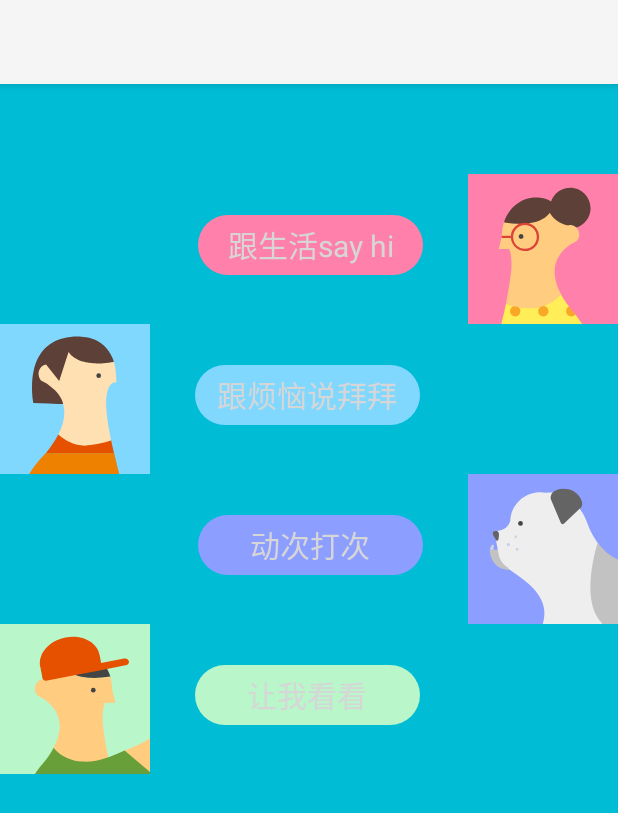
After one commit to huangxiaominhh/Androidhomework, an Android app: the FourthActivity screen opened directly, with no data from a screen before it, on a phone screen of 412 x 824 dp. The commit adds this screen. Shown: the top 813 px of the screen. Run offline under Robolectric (Android 15) with nearby library versions, the phone set to English and light mode, and no system bars.

Commit message:
Fourthactivity.xml

```diff
--- a/app/src/main/AndroidManifest.xml
+++ b/app/src/main/AndroidManifest.xml
@@ -33,6 +33,10 @@
             android:name=".ThirdActivity"
             android:exported="true" >
         </activity>
+        <activity
+            android:name=".FourthActivity"
+            android:exported="true" >
+        </activity>
     </application>
 
 </manifest>
--- /dev/null
+++ b/app/src/main/java/com/example/androidhomework/FourthActivity.java
@@ -0,0 +1,14 @@
+package com.example.androidhomework;
+
+import android.os.Bundle;
+
+import androidx.annotation.Nullable;
+import androidx.appcompat.app.AppCompatActivity;
+
+public class FourthActivity extends AppCompatActivity {
+    @Override
+    protected void onCreate(@Nullable Bundle savedInstanceState) {
+        super.onCreate(savedInstanceState);
+        setContentView(R.layout.activity_fourth);
+    }
+}
--- a/app/src/main/java/com/example/androidhomework/SecondActivity.java
+++ b/app/src/main/java/com/example/androidhomework/SecondActivity.java
@@ -4,14 +4,18 @@ import android.app.DatePickerDialog;
 import android.content.Intent;
 import android.icu.util.Calendar;
 import android.os.Bundle;
+import android.text.TextUtils;
+import android.util.Log;
 import android.view.Gravity;
 import android.view.MotionEvent;
 import android.view.View;
 import android.widget.Button;
+import android.widget.CompoundButton;
 import android.widget.DatePicker;
 import android.widget.EditText;
 import android.widget.ImageView;
 import android.widget.LinearLayout;
+import android.widget.RadioButton;
 import android.widget.RadioGroup;
 import android.widget.TextView;
 import android.widget.Toast;
@@ -21,23 +25,73 @@ import androidx.appcompat.app.AppCompatActivity;
 
 public class SecondActivity extends AppCompatActivity {
 
-    private EditText et;
+    private EditText et,et_name,et_pwd;
     private RadioGroup rg_sex;
     private Button btn_submit,btn_login;
+    private String name,pwd,sex;
+
 
     @Override
     protected void onCreate(@Nullable Bundle savedInstanceState) {
         super.onCreate(savedInstanceState);
         setContentView(R.layout.activity_second);
+
+
+
         btn_login = findViewById(R.id.login);//登录按钮
         et = (EditText) findViewById(R.id.birthday);//出生日期
+        et_name = findViewById(R.id.et_name);
+        et_pwd = findViewById(R.id.et_pwd);
+        rg_sex = findViewById(R.id.rg);//性别单选框
+        btn_submit = findViewById(R.id.submit);//提交按钮
+
+//        rg_sex.setOnCheckedChangeListener(new RadioGroup.OnCheckedChangeListener() {
+//            @Override
+//            public void onCheckedChanged(RadioGroup radioGroup, int i) {
+//                switch (i) {
+//                    case R.id.boy:
+//                        sex = "男";
+//                        break;
+//                    case R.id.girl:
+//                        sex = "女";
+//                        break;
+//                }
+//
+//            }
+//        });
+//        btn_login.setOnClickListener(new View.OnClickListener() {
+//        @Override
+//        public void onClick (View view){
+//            switch (view.getId()){
+//                case R.id.submit:
+//                    getData();
+//                    if (TextUtils.isEmpty(name)) {
+//                        Toast.makeText(this, "请输入您的昵称", Toast.LENGTH_SHORT).show();
+//                    } else if (TextUtils.isEmpty(pwd)) {
+//                        Toast.makeText(this, "请输入您的密码", Toast.LENGTH_SHORT).show();
+//                    } else if (TextUtils.isEmpty(sex)) {
+//                        Toast.makeText(this, "请输入您的性别", Toast.LENGTH_SHORT).show();
+//                    }else {
+//                        Toast.makeText(this, "注册成功", Toast.LENGTH_SHORT).show();
+//                        Log.i("regsiter", "注册用户信息:" + "昵称: " + name + ",密码：" + pwd + ",性别：" + sex );
+//
+//                    }
+//                    break;
+//            }
+//        }
+//            private void getData() {
+//                name=et_name.getText().toString().trim();
+//                pwd=et_pwd.getText().toString();
+//            }
+//
+//        });
         //点击登录按钮跳转到登陆界面ThirdActivity
         btn_login.setOnClickListener(new View.OnClickListener() {
 
             @Override
             public void onClick(View view) {
                 Intent intent = new Intent(SecondActivity.this,ThirdActivity.class);
-                startActivity(intent);//隐式Intent
+                startActivity(intent);//显式Intent
                 //创建一条居中带图片的toast并显示
                 Toast toast=Toast.makeText(SecondActivity.this,"登录页面",Toast.LENGTH_SHORT);
                 toast.setGravity(Gravity.CENTER,2,2);//让toast居中，左右偏移量为0
@@ -68,7 +122,10 @@ public class SecondActivity extends AppCompatActivity {
             }
         });
             }
-        protected void showDatePickDlg(){
+
+
+
+    protected void showDatePickDlg(){
             Calendar calendar = Calendar.getInstance();
             DatePickerDialog datePickerDialog =new DatePickerDialog(SecondActivity.this, new DatePickerDialog.OnDateSetListener() {
                 @Override
@@ -84,4 +141,5 @@ public class SecondActivity extends AppCompatActivity {
 
     }
 
+
 }
--- a/app/src/main/java/com/example/androidhomework/ThirdActivity.java
+++ b/app/src/main/java/com/example/androidhomework/ThirdActivity.java
@@ -1,15 +1,34 @@
 package com.example.androidhomework;
 
+import android.content.Intent;
 import android.os.Bundle;
+import android.view.View;
+import android.widget.Button;
+import android.widget.EditText;
 
 import androidx.annotation.Nullable;
 import androidx.appcompat.app.AppCompatActivity;
 
 public class ThirdActivity extends AppCompatActivity {
+    //定义对象
+    Button btn_3;
+    EditText ed;
     @Override
     protected void onCreate (@Nullable Bundle savedInstanceState) {
 
         super.onCreate(savedInstanceState);
         setContentView(R.layout.activity_third);
+        ed=findViewById(R.id.et_name);
+        btn_3=findViewById(R.id.btn_3);
+        btn_3.setOnClickListener(new View.OnClickListener() {
+            @Override
+            public void onClick(View view) {
+                //页面跳转逻辑
+                Intent intent = new Intent(ThirdActivity.this,FourthActivity.class);
+                intent.putExtra("hh",ed.getText().toString());//键值
+                startActivity(intent);
+            }
+
+        });
     }
 }
--- /dev/null
+++ b/app/src/main/res/drawable/textstyle1.xml
@@ -0,0 +1,6 @@
+<?xml version="1.0" encoding="utf-8"?>
+<shape xmlns:android="http://schemas.android.com/apk/res/android">
+<solid android:color="#ff80ab"/>
+<!--    <stroke android:color="#ff80ab" android:width="0dp"/>-->
+    <corners android:radius="1000dp"/>
+</shape>
--- /dev/null
+++ b/app/src/main/res/drawable/textstyle2.xml
@@ -0,0 +1,5 @@
+<?xml version="1.0" encoding="utf-8"?>
+<shape xmlns:android="http://schemas.android.com/apk/res/android">
+    <solid android:color="#80d8ff"/>
+    <corners android:radius="1000dp"/>
+</shape>
--- /dev/null
+++ b/app/src/main/res/drawable/textstyle3.xml
@@ -0,0 +1,5 @@
+<?xml version="1.0" encoding="utf-8"?>
+<shape xmlns:android="http://schemas.android.com/apk/res/android">
+    <solid android:color="#8c9eff"/>
+    <corners android:radius="1000dp"/>
+</shape>
--- /dev/null
+++ b/app/src/main/res/drawable/textstyle4.xml
@@ -0,0 +1,5 @@
+<?xml version="1.0" encoding="utf-8"?>
+<shape xmlns:android="http://schemas.android.com/apk/res/android">
+    <solid android:color="#b9f6ca"/>
+    <corners android:radius="1000dp"/>
+</shape>
--- /dev/null
+++ b/app/src/main/res/layout/activity_fourth.xml
@@ -0,0 +1,113 @@
+<?xml version="1.0" encoding="utf-8"?>
+<GridLayout xmlns:android="http://schemas.android.com/apk/res/android"
+    android:layout_width="match_parent"
+    android:layout_height="match_parent"
+    android:columnCount="6"
+    android:paddingTop="60dp"
+
+    android:background="#FF00BCD4">
+    //第一
+    <TextView
+        android:layout_width="150dp"
+        android:layout_height="40dp"
+        android:id="@+id/text_01"
+        android:gravity="center"
+       android:text="跟生活say hi"
+        android:layout_column="1"
+        android:layout_row="0"
+        android:layout_columnSpan="4"
+        android:layout_gravity="end"
+        android:textColor="@color/white"
+        android:layout_marginRight="30dp"
+        android:layout_marginBottom="10dp"
+        android:textSize="20dp"
+        android:background="@drawable/textstyle1"
+
+
+        />
+    <Button
+        android:id="@+id/btn_4"
+        android:layout_column="5"
+        android:layout_row="0"
+        android:layout_width="100dp"
+        android:layout_height="100dp"
+        android:background="@drawable/avatar_15"
+
+        />
+//第二
+
+    <TextView
+        android:id="@+id/text_02"
+        android:layout_width="150dp"
+        android:layout_height="40dp"
+        android:layout_row="1"
+        android:layout_column="1"
+        android:textColor="@color/black"
+        android:background="@drawable/textstyle2"
+        android:gravity="center"
+        android:textSize="20dp"
+        android:layout_marginLeft="30dp"
+
+        android:text="跟烦恼说拜拜" />
+
+    <Button
+        android:id="@+id/btn_5"
+        android:layout_column="0"
+        android:layout_row="1"
+        android:layout_width="100dp"
+        android:layout_height="100dp"
+        android:background="@drawable/avatar_3"
+
+        />
+    //第三
+
+    <TextView
+        android:id="@+id/text_03"
+        android:layout_width="150dp"
+        android:layout_height="40dp"
+        android:layout_row="2"
+        android:layout_column="1"
+        android:layout_columnSpan="4"
+        android:layout_gravity="end"
+        android:layout_marginBottom="10dp"
+        android:gravity="center"
+        android:textSize="20dp"
+        android:textColor="@color/white"
+        android:background="@drawable/textstyle3"
+        android:layout_marginRight="30dp"
+        android:text="动次打次" />
+
+    <Button
+        android:id="@+id/btn_6"
+        android:layout_column="5"
+        android:layout_row="2"
+        android:layout_width="100dp"
+        android:layout_height="100dp"
+        android:background="@drawable/avatar_11"
+        />
+    //第四
+
+    <Button
+        android:id="@+id/btn_7"
+        android:layout_row="3"
+        android:layout_column="0"
+        android:layout_width="100dp"
+        android:layout_height="100dp"
+        android:background="@drawable/avatar_2"
+        />
+
+    <TextView
+        android:layout_width="150dp"
+        android:layout_height="40dp"
+        android:id="@+id/text_04"
+        android:layout_column="1"
+        android:layout_row="3"
+        android:background="@drawable/textstyle4"
+        android:gravity="center"
+        android:textSize="20dp"
+        android:textColor="@color/black"
+        android:layout_marginLeft="30dp"
+        android:text="让我看看"
+        />
+
+</GridLayout>
--- a/app/src/main/res/layout/activity_third.xml
+++ b/app/src/main/res/layout/activity_third.xml
@@ -26,6 +26,7 @@
             android:textSize="20sp"
             />
         <EditText
+
             style="@style/etOne"
             android:id="@+id/et_name"/>
 
@@ -48,6 +49,7 @@
     <View style="@style/hline"/>
 
     <Button
+        android:id="@+id/btn_3"
         android:layout_width="300dp"
         android:layout_height="wrap_content"
         android:gravity="center"
```
